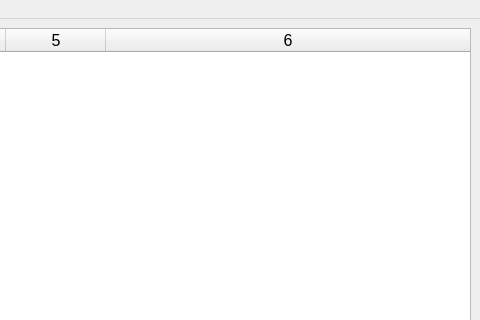
jeremydumais/TheWarrior, file monsterEditor/src/mainForm.ui: the form before one commit; both pictures show x 404 to 884 and y 0 to 320 of the 884 by 590 pixel window.
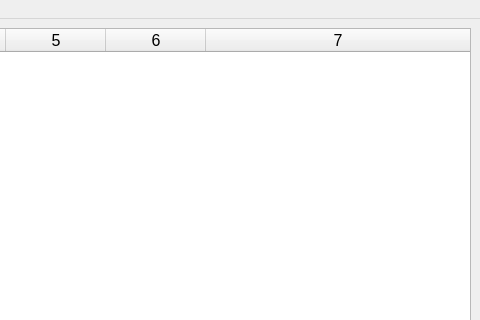
The form after the commit. Icons and pictures are not drawn.

```diff
--- a/monsterEditor/src/mainForm.ui
+++ b/monsterEditor/src/mainForm.ui
@@ -60,7 +60,7 @@
              <number>0</number>
             </property>
             <property name="columnCount">
-             <number>6</number>
+             <number>7</number>
             </property>
             <attribute name="horizontalHeaderStretchLastSection">
              <bool>true</bool>
@@ -74,6 +74,7 @@
             <column/>
             <column/>
             <column/>
+            <column/>
            </widget>
           </item>
           <item>
```
Left out of the diff: 2 changed lines with no effect on the pictures.
